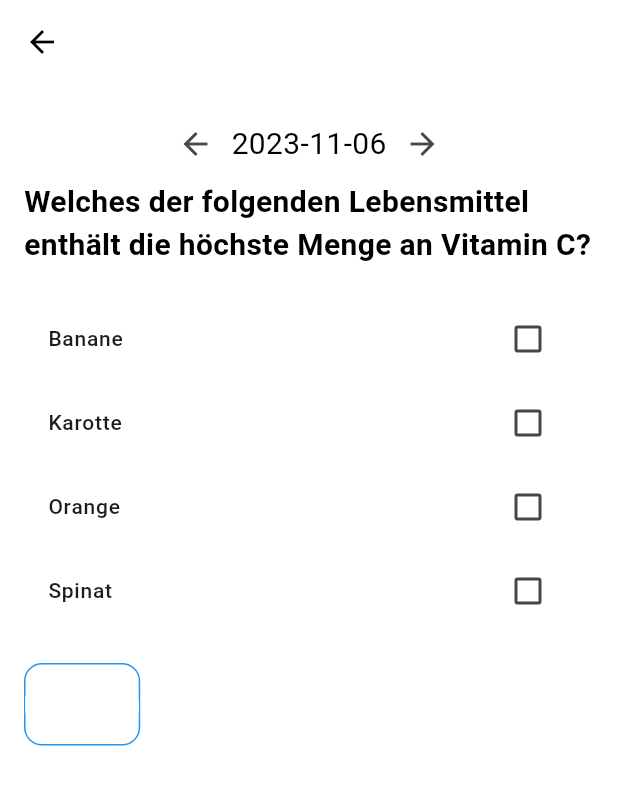
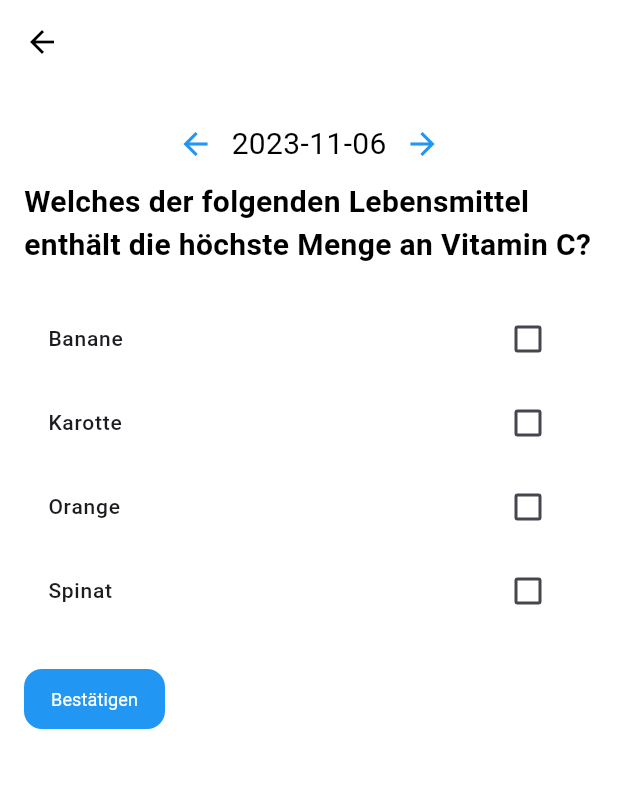
Before and after one commit to M3RL1NF/healthhero, a Flutter app: the QuizScreen screen opened directly, on a phone screen of 412 x 824 dp. Shown: the top 785 px of the screen. Run offline on Flutter 3.47's test engine with Material 2 defaults, Android fonts, the light colour scheme and no system bars; our stand-ins replace sqflite; accounts and stored records are empty.

Commit message:
added _themes.dart for better useability

```diff
--- /dev/null
+++ b/lib/theme/custom_themes/appBar_theme.dart
@@ -0,0 +1,27 @@
+import 'package:flutter/material.dart';
+
+class TAppBarTheme {
+
+  static const lightTheme = AppBarTheme(
+    elevation: 0,
+    centerTitle: false,
+    scrolledUnderElevation: 0,
+    backgroundColor: Colors.white,
+    surfaceTintColor: Colors.white,
+    iconTheme: IconThemeData(color: Colors.black, size: 24),
+    actionsIconTheme: IconThemeData(color: Colors.black, size: 24),
+    titleTextStyle: TextStyle(fontSize: 18.0, fontWeight: FontWeight.w600, color: Colors.black),
+  );
+
+  static const darkTheme = AppBarTheme(
+    elevation: 0,
+    centerTitle: false,
+    scrolledUnderElevation: 0,
+    backgroundColor: Colors.black,
+    surfaceTintColor: Colors.black,
+    iconTheme: IconThemeData(color: Colors.white, size: 24),
+    actionsIconTheme: IconThemeData(color: Colors.white, size: 24),
+    titleTextStyle: TextStyle(fontSize: 18.0, fontWeight: FontWeight.w600, color: Colors.white),
+  );
+
+}
--- /dev/null
+++ b/lib/theme/custom_themes/bottomNavigationBar_themes.dart
@@ -0,0 +1,32 @@
+import 'package:flutter/material.dart';
+
+class TBottomNavigationBarTheme {
+  TBottomNavigationBarTheme._();
+
+  static const lightTheme = BottomNavigationBarThemeData(
+    elevation: 0,
+    backgroundColor: Colors.white,
+    type: BottomNavigationBarType.fixed,
+    selectedItemColor: Colors.black,
+    unselectedItemColor: Colors.grey,
+    selectedIconTheme: IconThemeData(),
+    unselectedIconTheme: IconThemeData(),
+    selectedLabelStyle: TextStyle(fontSize: 10),
+    unselectedLabelStyle: TextStyle(fontSize: 10),
+
+  );
+
+  static const darkTheme = BottomNavigationBarThemeData(
+    elevation: 0,
+    backgroundColor: Colors.black,
+    type: BottomNavigationBarType.fixed,
+    selectedItemColor: Colors.white,
+    unselectedItemColor: Colors.grey,
+    selectedIconTheme: IconThemeData(),
+    unselectedIconTheme: IconThemeData(),
+    selectedLabelStyle: TextStyle(fontSize: 10),
+    unselectedLabelStyle: TextStyle(fontSize: 10),
+
+  );
+
+}
--- /dev/null
+++ b/lib/theme/custom_themes/button_theme.dart
@@ -0,0 +1,122 @@
+import 'package:flutter/material.dart';
+
+const EdgeInsets buttonPadding = EdgeInsets.symmetric(vertical: 10, horizontal: 18);
+
+class TElevatedButtonTheme {
+  TElevatedButtonTheme._();
+
+  static final lightTheme =  ElevatedButtonThemeData(
+    style: ElevatedButton.styleFrom(
+      elevation: 0,
+      padding: buttonPadding,
+      shape: RoundedRectangleBorder(borderRadius: BorderRadius.circular(12)),
+      foregroundColor: Colors.white,
+      backgroundColor: Colors.blue,
+      disabledForegroundColor: Colors.white,
+      disabledBackgroundColor: Colors.grey,
+    )
+  );
+
+    static final darkTheme =  ElevatedButtonThemeData(
+      style: ElevatedButton.styleFrom(
+        elevation: 0,
+        padding: buttonPadding,
+        shape: RoundedRectangleBorder(borderRadius: BorderRadius.circular(12)),
+        foregroundColor: Colors.white,
+        backgroundColor: Colors.blue,
+        disabledForegroundColor: Colors.black,
+        disabledBackgroundColor: Colors.grey,
+      )
+    );
+
+}
+
+class TOutlinedButtonTheme {
+  TOutlinedButtonTheme._();
+
+  static final lightTheme =  OutlinedButtonThemeData(
+    style: OutlinedButton.styleFrom(
+      elevation: 0,
+
+      padding: buttonPadding,
+      shape: RoundedRectangleBorder(borderRadius: BorderRadius.circular(12)),
+
+      foregroundColor: Colors.black,
+      backgroundColor: Colors.transparent,
+
+      disabledForegroundColor: Colors.grey,
+      disabledBackgroundColor: Colors.white,
+
+    )
+  );
+
+  static final darkTheme = OutlinedButtonThemeData(
+    style: OutlinedButton.styleFrom(
+      elevation: 0,
+
+      padding: buttonPadding,
+      shape: RoundedRectangleBorder(borderRadius: BorderRadius.circular(12)),
+
+      foregroundColor: Colors.grey,
+      backgroundColor: Colors.transparent,
+      disabledForegroundColor: const Color.fromARGB(141, 158, 158, 158),
+      disabledBackgroundColor: Colors.transparent,
+    )
+  );
+
+}
+
+class TTextButtonTheme {
+  TTextButtonTheme._();
+
+  static final lightTheme = TextButtonThemeData(
+    style: TextButton.styleFrom(
+      elevation: 0,
+      padding: buttonPadding,
+      shape: RoundedRectangleBorder(borderRadius: BorderRadius.circular(12)),
+      foregroundColor: Colors.blue,
+      backgroundColor: Colors.transparent,
+      disabledForegroundColor: Colors.grey,
+      disabledBackgroundColor: Colors.transparent,
+    )
+  );
+
+  static final darkTheme = TextButtonThemeData(
+    style: TextButton.styleFrom(
+      elevation: 0,
+      padding: buttonPadding,
+      shape: RoundedRectangleBorder(borderRadius: BorderRadius.circular(12)),
+      foregroundColor: Colors.blue,
+      backgroundColor: Colors.transparent,
+      disabledForegroundColor: Colors.grey,
+      disabledBackgroundColor: Colors.transparent,
+    )
+  );
+
+}
+
+class TIconButtonTheme {
+  TIconButtonTheme._();
+
+  static final lightTheme = IconButtonThemeData(
+    style: IconButton.styleFrom(
+      elevation: 0,
+      foregroundColor: Colors.blue,
+      backgroundColor: Colors.transparent,
+
+      disabledForegroundColor: Colors.grey,
+      disabledBackgroundColor: Colors.transparent,
+    )
+  );
+
+  static final darkTheme = IconButtonThemeData(
+      style: IconButton.styleFrom(
+        elevation: 0,
+        foregroundColor: Colors.blue,
+        backgroundColor: Colors.transparent,
+        disabledForegroundColor: Colors.grey,
+        disabledBackgroundColor: Colors.transparent,
+    )
+  );
+
+}
--- /dev/null
+++ b/lib/theme/custom_themes/input_theme.dart
@@ -0,0 +1,14 @@
+import 'package:flutter/material.dart';
+
+class TInputDecorationTheme{
+  TInputDecorationTheme._();
+
+  static const lightTheme = InputDecorationTheme(
+
+  );
+
+  static const darkTheme = InputDecorationTheme(
+
+  );
+
+}
--- /dev/null
+++ b/lib/theme/custom_themes/text_theme.dart
@@ -0,0 +1,53 @@
+import 'package:flutter/material.dart';
+
+class TTextTheme {
+  TTextTheme._();
+
+  static TextTheme lightTheme = const TextTheme(
+
+    headlineLarge: TextStyle(fontSize: 32.0, fontWeight: FontWeight.bold, color: Colors.black),
+    headlineMedium: TextStyle(fontSize: 24.0, fontWeight: FontWeight.w600, color: Colors.black),
+    headlineSmall: TextStyle(fontSize: 18.0, fontWeight: FontWeight.w600, color: Colors.black),
+
+    titleLarge: TextStyle(fontSize: 16.0, fontWeight: FontWeight.w600, color: Colors.black),
+    titleMedium: TextStyle(fontSize: 16.0, fontWeight: FontWeight.w500, color: Colors.black),
+    titleSmall: TextStyle(fontSize: 16.0, fontWeight: FontWeight.w400, color: Colors.black),
+
+    bodyLarge: TextStyle(fontSize: 14.0, fontWeight: FontWeight.w500, color: Colors.black),
+    bodyMedium: TextStyle(fontSize: 14.0, fontWeight: FontWeight.normal, color: Colors.black),
+    bodySmall: TextStyle(fontSize:  14.0, fontWeight: FontWeight.w500, color: Colors.black),
+
+    labelLarge: TextStyle(fontSize: 12.0, fontWeight: FontWeight.normal, color: Colors.black),
+    labelMedium: TextStyle(fontSize: 12.0, fontWeight: FontWeight.normal, color: Colors.black),
+    labelSmall: TextStyle(fontSize: 12.0, fontWeight: FontWeight.normal, color: Colors.black),
+
+    displayLarge: TextStyle(fontSize: 10.0, fontWeight: FontWeight.bold, color: Colors.black),
+    displayMedium: TextStyle(fontSize: 10.0, fontWeight: FontWeight.bold, color: Colors.black),
+    displaySmall: TextStyle(fontSize: 10.0, fontWeight: FontWeight.bold, color: Colors.black),
+
+  );
+
+  static TextTheme darkTheme = const TextTheme(
+
+    headlineLarge: TextStyle(fontSize: 32.0, fontWeight: FontWeight.bold, color: Colors.white),
+    headlineMedium: TextStyle(fontSize: 24.0, fontWeight: FontWeight.w600, color: Colors.white),
+    headlineSmall: TextStyle(fontSize: 18.0, fontWeight: FontWeight.w600, color: Colors.white),
+
+    titleLarge: TextStyle(fontSize: 16.0, fontWeight: FontWeight.w600, color: Colors.white),
+    titleMedium: TextStyle(fontSize: 16.0, fontWeight: FontWeight.w500, color: Colors.white),
+    titleSmall: TextStyle(fontSize: 16.0, fontWeight: FontWeight.w400, color: Colors.white),
+
+    bodyLarge: TextStyle(fontSize: 14.0, fontWeight: FontWeight.w500, color: Colors.white),
+    bodyMedium: TextStyle(fontSize: 14.0, fontWeight: FontWeight.normal, color: Colors.white),
+    bodySmall: TextStyle(fontSize:  14.0, fontWeight: FontWeight.w500, color: Colors.white),
+
+    labelLarge: TextStyle(fontSize: 12.0, fontWeight: FontWeight.normal, color: Colors.white),
+    labelMedium: TextStyle(fontSize: 12.0, fontWeight: FontWeight.normal, color: Colors.white),
+    labelSmall: TextStyle(fontSize: 12.0, fontWeight: FontWeight.normal, color: Colors.white),
+
+    displayLarge: TextStyle(fontSize: 10.0, fontWeight: FontWeight.bold, color: Colors.white),
+    displayMedium: TextStyle(fontSize: 10.0, fontWeight: FontWeight.bold, color: Colors.white),
+    displaySmall: TextStyle(fontSize: 10.0, fontWeight: FontWeight.bold, color: Colors.white),
+  );
+
+}
--- a/lib/theme/theme.dart
+++ b/lib/theme/theme.dart
@@ -1,8 +1,9 @@
 import 'package:flutter/material.dart';
 
-const Color lightThemeTextColor = Colors.black;
-
-const Color darkThemeTextColor = Colors.white;
+import 'custom_themes/appBar_theme.dart';
+import 'custom_themes/bottomNavigationBar_themes.dart';
+import 'custom_themes/text_theme.dart';
+import 'custom_themes/button_theme.dart';
 
 class TAppTheme {
   TAppTheme._();
@@ -10,175 +11,28 @@ class TAppTheme {
   static ThemeData lightTheme = ThemeData(
     useMaterial3: true,
     brightness: Brightness.light,
-
-    textTheme: TTextTheme.lightTheme,
-
     scaffoldBackgroundColor: Colors.white,
     appBarTheme: TAppBarTheme.lightTheme,
     bottomNavigationBarTheme: TBottomNavigationBarTheme.lightTheme,
-
+    textTheme: TTextTheme.lightTheme,
     elevatedButtonTheme: TElevatedButtonTheme.lightTheme,
+    outlinedButtonTheme: TOutlinedButtonTheme.lightTheme,
+    textButtonTheme:  TTextButtonTheme.lightTheme,
+    iconButtonTheme: TIconButtonTheme.lightTheme,
 
   );
 
   static ThemeData darkTheme = ThemeData(
     useMaterial3: true,
     brightness: Brightness.dark,
-
     textTheme: TTextTheme.darkTheme,
-
     scaffoldBackgroundColor: Colors.black,
     appBarTheme: TAppBarTheme.darkTheme,
     bottomNavigationBarTheme: TBottomNavigationBarTheme.darkTheme,
-
     elevatedButtonTheme: TElevatedButtonTheme.darkTheme,
+    outlinedButtonTheme: TOutlinedButtonTheme.darkTheme,
+    textButtonTheme:  TTextButtonTheme.darkTheme,
+    iconButtonTheme: TIconButtonTheme.darkTheme,
   );
 
 }
-
-class TTextTheme {
-  TTextTheme._();
-
-  static TextTheme lightTheme = const TextTheme(
-
-    headlineLarge: TextStyle(fontSize: 32.0, fontWeight: FontWeight.bold, color: Colors.black),
-    headlineMedium: TextStyle(fontSize: 24.0, fontWeight: FontWeight.w600, color: Colors.black),
-    headlineSmall: TextStyle(fontSize: 18.0, fontWeight: FontWeight.w600, color: Colors.black),
-
-    titleLarge: TextStyle(fontSize: 16.0, fontWeight: FontWeight.w600, color: Colors.black),
-    titleMedium: TextStyle(fontSize: 16.0, fontWeight: FontWeight.w500, color: Colors.black),
-    titleSmall: TextStyle(fontSize: 16.0, fontWeight: FontWeight.w400, color: Colors.black),
-
-    bodyLarge: TextStyle(fontSize: 14.0, fontWeight: FontWeight.w500, color: Colors.black),
-    bodyMedium: TextStyle(fontSize: 14.0, fontWeight: FontWeight.normal, color: Colors.black),
-    bodySmall: TextStyle(fontSize:  14.0, fontWeight: FontWeight.w500, color: Colors.black),
-
-    labelLarge: TextStyle(fontSize: 12.0, fontWeight: FontWeight.normal, color: Colors.black),
-    labelMedium: TextStyle(fontSize: 12.0, fontWeight: FontWeight.normal, color: Colors.black),
-    labelSmall: TextStyle(fontSize: 12.0, fontWeight: FontWeight.normal, color: Colors.black),
-
-    displayLarge: TextStyle(fontSize: 10.0, fontWeight: FontWeight.bold, color: Colors.black),
-    displayMedium: TextStyle(fontSize: 10.0, fontWeight: FontWeight.bold, color: Colors.black),
-    displaySmall: TextStyle(fontSize: 10.0, fontWeight: FontWeight.bold, color: Colors.black),
-
-  );
-
-  static TextTheme darkTheme = const TextTheme(
-
-    headlineLarge: TextStyle(fontSize: 32.0, fontWeight: FontWeight.bold, color: Colors.white),
-    headlineMedium: TextStyle(fontSize: 24.0, fontWeight: FontWeight.w600, color: Colors.white),
-    headlineSmall: TextStyle(fontSize: 18.0, fontWeight: FontWeight.w600, color: Colors.white),
-
-    titleLarge: TextStyle(fontSize: 16.0, fontWeight: FontWeight.w600, color: Colors.white),
-    titleMedium: TextStyle(fontSize: 16.0, fontWeight: FontWeight.w500, color: Colors.white),
-    titleSmall: TextStyle(fontSize: 16.0, fontWeight: FontWeight.w400, color: Colors.white),
-
-    bodyLarge: TextStyle(fontSize: 14.0, fontWeight: FontWeight.w500, color: Colors.white),
-    bodyMedium: TextStyle(fontSize: 14.0, fontWeight: FontWeight.normal, color: Colors.white),
-    bodySmall: TextStyle(fontSize:  14.0, fontWeight: FontWeight.w500, color: Colors.white),
-
-    labelLarge: TextStyle(fontSize: 12.0, fontWeight: FontWeight.normal, color: Colors.white),
-    labelMedium: TextStyle(fontSize: 12.0, fontWeight: FontWeight.normal, color: Colors.white),
-    labelSmall: TextStyle(fontSize: 12.0, fontWeight: FontWeight.normal, color: Colors.white),
-
-    displayLarge: TextStyle(fontSize: 10.0, fontWeight: FontWeight.bold, color: Colors.white),
-    displayMedium: TextStyle(fontSize: 10.0, fontWeight: FontWeight.bold, color: Colors.white),
-    displaySmall: TextStyle(fontSize: 10.0, fontWeight: FontWeight.bold, color: Colors.white),
-  );
-
-}
-
-class TAppBarTheme {
-
-  static const lightTheme = AppBarTheme(
-    elevation: 0,
-    centerTitle: false,
-    scrolledUnderElevation: 0,
-    backgroundColor: Colors.white,
-    surfaceTintColor: Colors.white,
-    iconTheme: IconThemeData(color: Colors.black, size: 24),
-    actionsIconTheme: IconThemeData(color: Colors.black, size: 24),
-    titleTextStyle: TextStyle(fontSize: 18.0, fontWeight: FontWeight.w600, color: Colors.black),
-  );
-
-  static const darkTheme = AppBarTheme(
-    elevation: 0,
-    centerTitle: false,
-    scrolledUnderElevation: 0,
-    backgroundColor: Colors.black,
-    surfaceTintColor: Colors.black,
-    iconTheme: IconThemeData(color: Colors.white, size: 24),
-    actionsIconTheme: IconThemeData(color: Colors.white, size: 24),
-    titleTextStyle: TextStyle(fontSize: 18.0, fontWeight: FontWeight.w600, color: Colors.white),
-  );
-
-}
-
-class TBottomNavigationBarTheme {
-
-  static const lightTheme = BottomNavigationBarThemeData(
-    elevation: 0,
-    backgroundColor: Colors.white,
-    type: BottomNavigationBarType.fixed,
-
-    selectedItemColor: Colors.black,
-    unselectedItemColor: Colors.grey,
-
-    selectedIconTheme: IconThemeData(),
-    unselectedIconTheme: IconThemeData(),
-
-    selectedLabelStyle: TextStyle(fontSize: 10),
-    unselectedLabelStyle: TextStyle(fontSize: 10),
-
-  );
-
-  static const darkTheme = BottomNavigationBarThemeData(
-    elevation: 0,
-    backgroundColor: Colors.black,
-    type: BottomNavigationBarType.fixed,
-
-    selectedItemColor: Colors.white,
-    unselectedItemColor: Colors.grey,
-
-    selectedIconTheme: IconThemeData(),
-    unselectedIconTheme: IconThemeData(),
-
-    selectedLabelStyle: TextStyle(),
-    unselectedLabelStyle: TextStyle(),
-
-  );
-
-}
-
-class TElevatedButtonTheme {
-  TElevatedButtonTheme._();
-
-  static final lightTheme =  ElevatedButtonThemeData(
-    style: ElevatedButton.styleFrom(
-      elevation: 0,
-      foregroundColor: Colors.white,
-      backgroundColor: Colors.white,
-      disabledForegroundColor: Colors.white,
-      disabledBackgroundColor: Colors.white,
-      side: const BorderSide(color: Colors.blue),
-      padding: const EdgeInsets.symmetric(vertical: 18),
-      textStyle: const TextStyle(fontSize: 16, color: Colors.white, fontWeight: FontWeight.w600),
-      shape: RoundedRectangleBorder(borderRadius: BorderRadius.circular(12)),
-    )
-  );
-
-    static final darkTheme =  ElevatedButtonThemeData(
-    style: ElevatedButton.styleFrom(
-            elevation: 0,
-      foregroundColor: Colors.black,
-      backgroundColor: Colors.black,
-      disabledForegroundColor: Colors.black,
-      disabledBackgroundColor: Colors.white,
-      side: const BorderSide(color: Colors.blue),
-      padding: const EdgeInsets.symmetric(vertical: 18),
-      textStyle: const TextStyle(fontSize: 16, color: Colors.black, fontWeight: FontWeight.w600),
-      shape: RoundedRectangleBorder(borderRadius: BorderRadius.circular(12)),
-    )
-  );
-
-}
```
